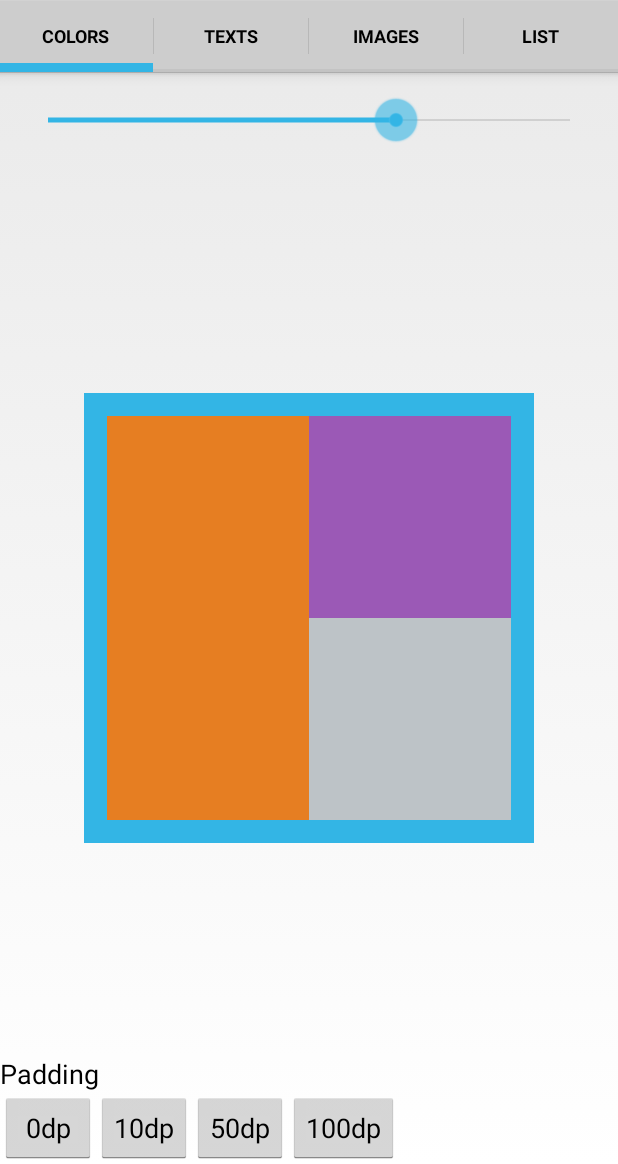
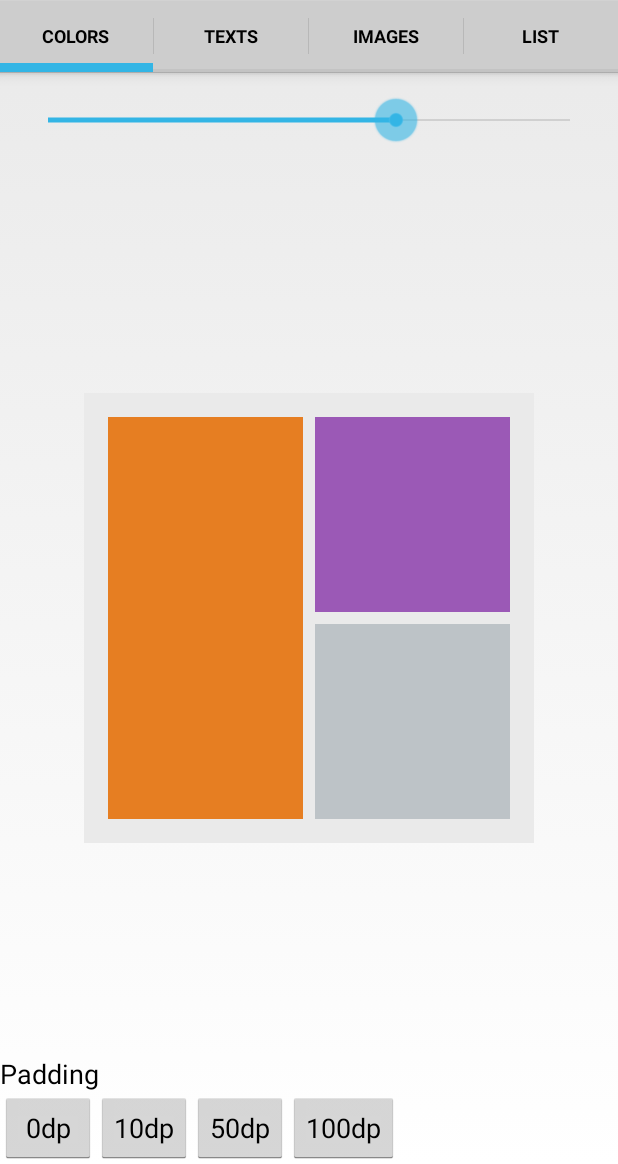
Before and after one commit to alorma/capsulecorp, an Android app: the screen it shows after launch (MainActivity), on a phone screen of 412 x 824 dp, the part 72-1236 px from its top. Run offline under Robolectric (Android 15) with nearby library versions, the phone set to English and light mode, and no system bars; pictures from the network do not load.

Commit message:
Background and refactor

```diff
--- a/Demo/src/main/res/layout/fragment_main.xml
+++ b/Demo/src/main/res/layout/fragment_main.xml
@@ -23,13 +23,13 @@
     <cat.alorma.capsulecorp.library.DispenserView
         android:layout_width="300dp"
         android:layout_height="300dp"
-        android:background="#EAEAEA"
-        android:padding="15dp"
+        android:background="@android:color/holo_blue_light"
+        android:padding="16dp"
         android:id="@+id/dispenserView"
         android:layout_centerVertical="true"
         android:layout_centerHorizontal="true"
-        custom:divider_color="@android:color/holo_blue_light"
-        custom:divider_size="0"/>
+        custom:divider_color="@color/EA"
+        custom:divider_size="8dp"/>
 
     <Button
         android:layout_width="wrap_content"
--- /dev/null
+++ b/Demo/src/main/res/values/colors.xml
@@ -0,0 +1,4 @@
+<?xml version="1.0" encoding="utf-8"?>
+<resources>
+    <color name="EA">#EAEAEA</color>
+</resources>
--- a/library/src/main/java/cat/alorma/capsulecorp/library/DispenserView.java
+++ b/library/src/main/java/cat/alorma/capsulecorp/library/DispenserView.java
@@ -205,6 +205,12 @@ public class DispenserView extends View implements Capsule.CapsuleListener {
         }
     }
 
+    private void drawCapsule(Canvas canvas, Capsule capsule, Rect rect) {
+        if (canvas != null && capsule != null && rect != null) {
+            capsule.boom(canvas, paint, rect);
+        }
+    }
+
     private void drawMask(Canvas canvas) {
         Bitmap mask = null;
         Canvas mCanvas = new Canvas(result);
@@ -293,12 +299,6 @@ public class DispenserView extends View implements Capsule.CapsuleListener {
         return clipBounds;
     }
 
-    private void drawCapsule(Canvas canvas, Capsule capsule, Rect rect) {
-        if (canvas != null && capsule != null && rect != null) {
-            capsule.boom(canvas, paint, rect);
-        }
-    }
-
     public void clear() {
         capsules.clear();
         rects = null;
```
